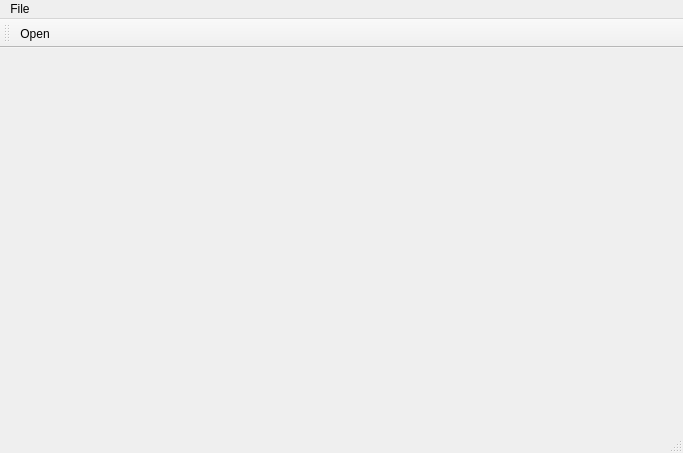
This is esri-shapefile-viewer/mainwindow.ui in zhihao-liu/shapefile-viewer-qt as Qt 5 draws it before an edit. The edited form follows.
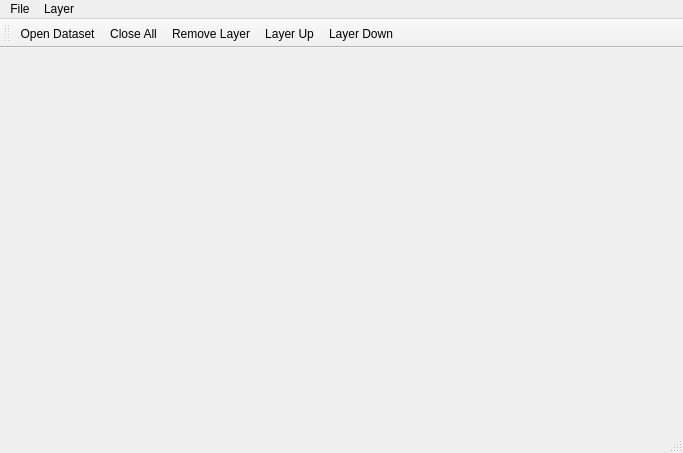
This is the edited form.

```diff
--- a/esri-shapefile-viewer/mainwindow.ui
+++ b/esri-shapefile-viewer/mainwindow.ui
@@ -27,9 +27,19 @@
     <property name="title">
      <string>File</string>
     </property>
-    <addaction name="actionOpen"/>
+    <addaction name="actionOpen_Dataset"/>
+    <addaction name="actionClose_All"/>
+   </widget>
+   <widget class="QMenu" name="menuLayer">
+    <property name="title">
+     <string>Layer</string>
+    </property>
+    <addaction name="actionRemove_Layer"/>
+    <addaction name="actionLayer_Up"/>
+    <addaction name="actionLayer_Down"/>
    </widget>
    <addaction name="menuFile"/>
+   <addaction name="menuLayer"/>
   </widget>
   <widget class="QToolBar" name="mainToolBar">
    <attribute name="toolBarArea">
@@ -38,12 +48,36 @@
    <attribute name="toolBarBreak">
     <bool>false</bool>
    </attribute>
-   <addaction name="actionOpen"/>
+   <addaction name="actionOpen_Dataset"/>
+   <addaction name="actionClose_All"/>
+   <addaction name="actionRemove_Layer"/>
+   <addaction name="actionLayer_Up"/>
+   <addaction name="actionLayer_Down"/>
   </widget>
   <widget class="QStatusBar" name="statusBar"/>
-  <action name="actionOpen">
+  <action name="actionOpen_Dataset">
    <property name="text">
-    <string>Open</string>
+    <string>Open Dataset</string>
+   </property>
+  </action>
+  <action name="actionRemove_Layer">
+   <property name="text">
+    <string>Remove Layer</string>
+   </property>
+  </action>
+  <action name="actionLayer_Up">
+   <property name="text">
+    <string>Layer Up</string>
+   </property>
+  </action>
+  <action name="actionLayer_Down">
+   <property name="text">
+    <string>Layer Down</string>
+   </property>
+  </action>
+  <action name="actionClose_All">
+   <property name="text">
+    <string>Close All</string>
    </property>
   </action>
  </widget>
```
